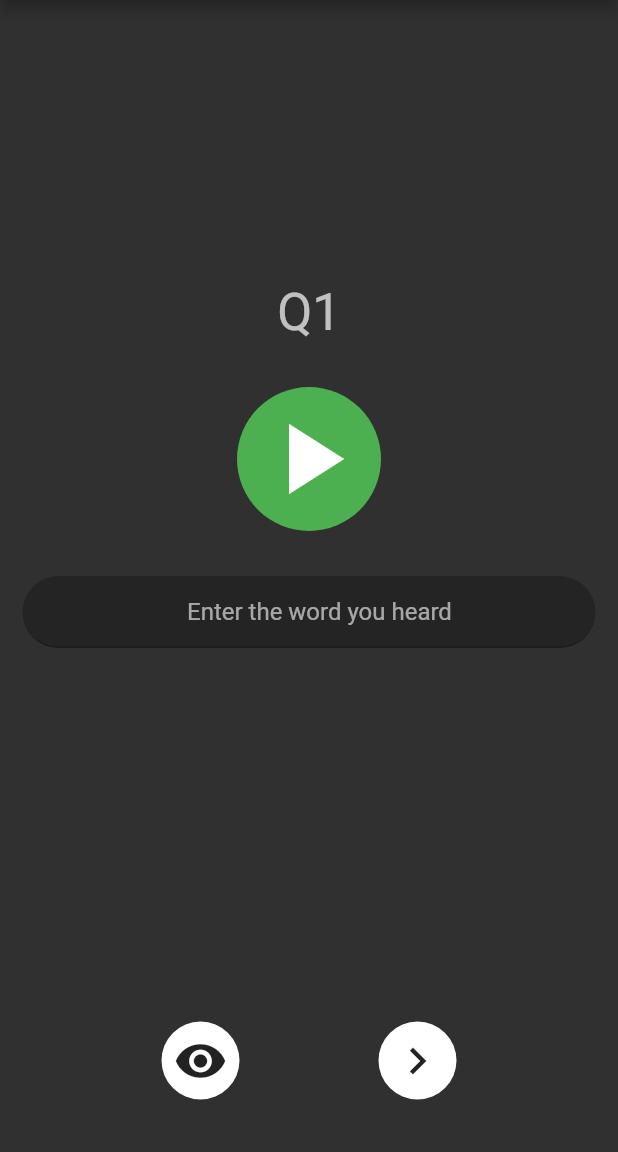
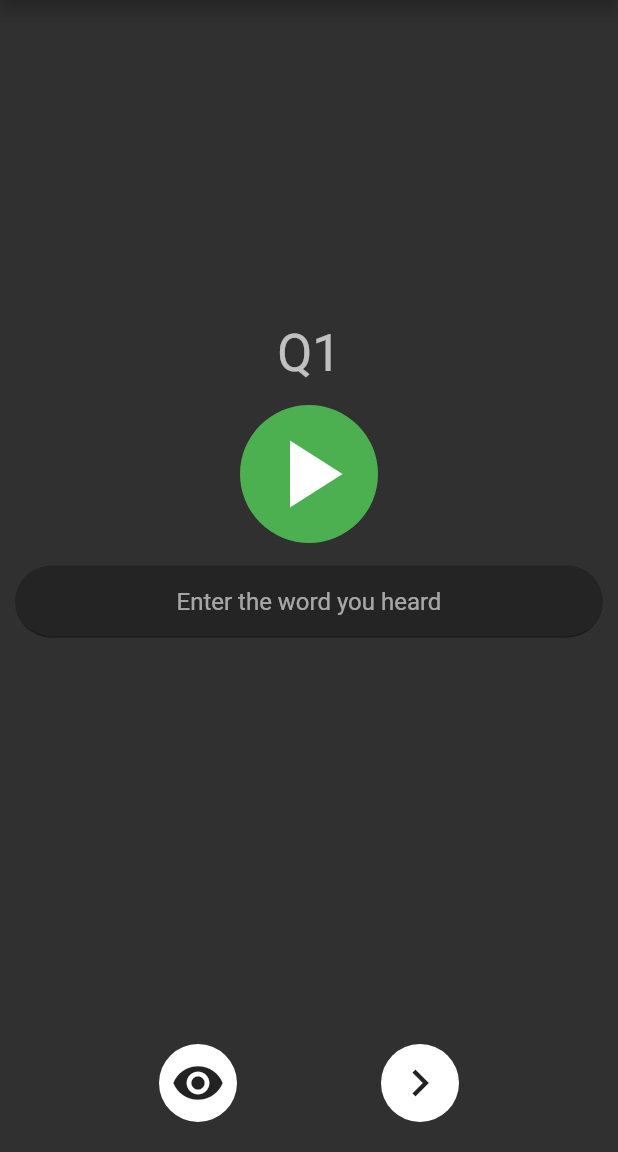
Before and after one commit to eric19960304/kana_listening, a Flutter app: the screen it shows after launch, on a phone screen of 412 x 824 dp, the part 84-1236 px from its top. Run offline on Flutter 3.47's test engine with Material 2 defaults, Android fonts, the phone set to English and light mode, and no system bars; our stand-ins replace flutter_tts.

Commit message:
fix layout and Android App name

```diff
--- a/lib/main.dart
+++ b/lib/main.dart
@@ -107,7 +107,7 @@ class _MyHomePageState extends State<MyHomePage> {
     String result = isInputCorrect ? 'O' : 'X';
 
     var textfiledPadding =
-        (MediaQuery.of(context).viewInsets.bottom - 76.0).abs();
+        (MediaQuery.of(context).viewInsets.bottom - 56.0).abs();
 
     return Scaffold(
         resizeToAvoidBottomPadding: false,
@@ -117,7 +117,7 @@ class _MyHomePageState extends State<MyHomePage> {
         body: Visibility(
           visible: !isLoading,
           child: Padding(
-            padding: const EdgeInsets.all(15.0),
+            padding: const EdgeInsets.all(10.0),
             child: Column(
               mainAxisAlignment: MainAxisAlignment.center,
               children: <Widget>[
@@ -126,8 +126,7 @@ class _MyHomePageState extends State<MyHomePage> {
                       child: new Align(
                     alignment: Alignment.topCenter,
                     child: Container(
-                        padding: EdgeInsets.only(
-                            top: 20.0, bottom: textfiledPadding),
+                        padding: EdgeInsets.only(bottom: textfiledPadding),
                         child: Column(
                           mainAxisAlignment: MainAxisAlignment.center,
                           children: <Widget>[
@@ -138,7 +137,7 @@ class _MyHomePageState extends State<MyHomePage> {
                             ),
                             Container(
                               margin: const EdgeInsets.only(
-                                  top: 30.0, bottom: 30.0),
+                                  top: 15.0, bottom: 15.0),
                               child: Ink(
                                 decoration: ShapeDecoration(
                                   color: Colors.green,
@@ -148,7 +147,7 @@ class _MyHomePageState extends State<MyHomePage> {
                                   icon: isAudioPlaying
                                       ? Icon(Icons.pause)
                                       : Icon(Icons.play_arrow),
-                                  iconSize: 80.0,
+                                  iconSize: 76.0,
                                   color: Colors.white,
                                   tooltip: 'Pronounce',
                                   onPressed: _playAudio,
@@ -166,8 +165,7 @@ class _MyHomePageState extends State<MyHomePage> {
                                   hintText: 'Enter the word you heard',
                                   filled: true,
                                   fillColor: Colors.black26,
-                                  contentPadding: const EdgeInsets.only(
-                                      left: 14.0, bottom: 8.0, top: 8.0),
+                                  contentPadding: const EdgeInsets.only(bottom: 8.0, top: 8.0),
                                   focusedBorder: OutlineInputBorder(
                                     borderSide:
                                         BorderSide(color: Colors.black26),
@@ -234,7 +232,7 @@ class _MyHomePageState extends State<MyHomePage> {
                   visible: isShowAnswer,
                 ),
                 new Container(
-                  padding: EdgeInsets.only(top: 20.0, bottom: 20.0),
+                  padding: EdgeInsets.only(top: 10.0, bottom: 10.0),
                   child: Row(
                     mainAxisAlignment: MainAxisAlignment.spaceEvenly,
                     children: <Widget>[
```
Also changed, not shown: 3 other files.
